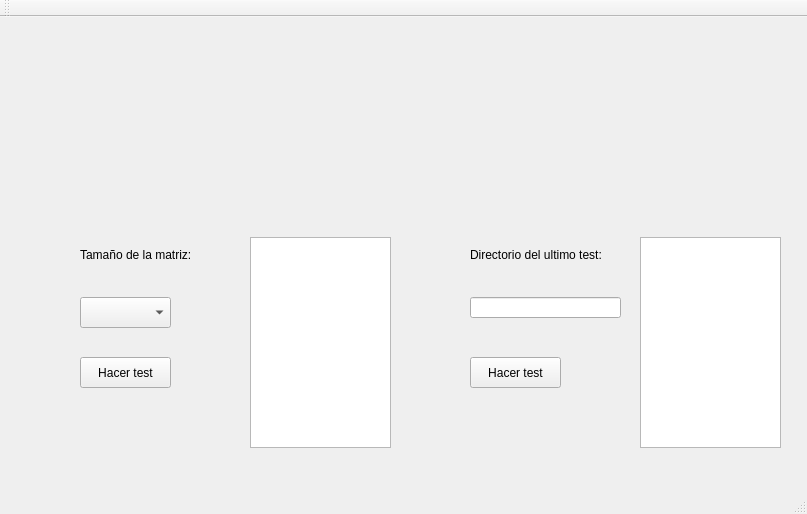
This is Practica-3/mainwindow.ui in manuel-fidalgo/Arquitectura-Computadores as Qt 5 draws it before an edit. The edited form follows.
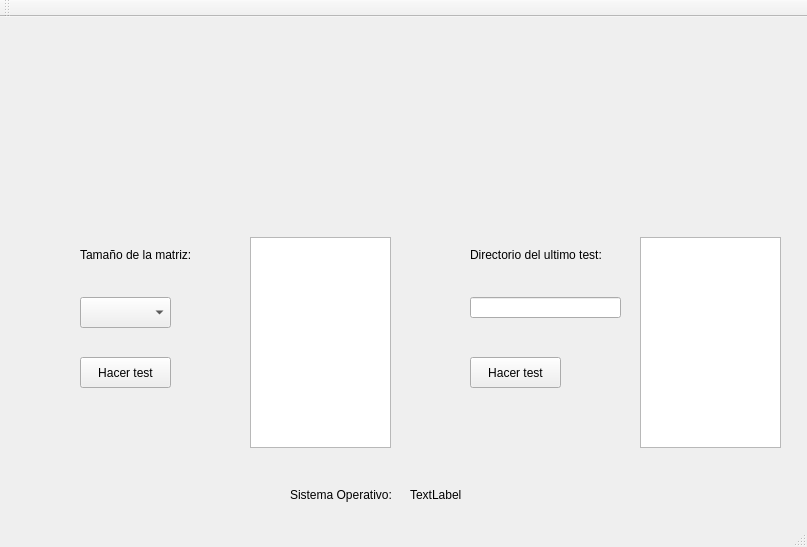
This is the edited form. Icons and pictures are not drawn.

Patch:
```diff
--- a/Practica-3/mainwindow.ui
+++ b/Practica-3/mainwindow.ui
@@ -7,7 +7,7 @@
     <x>0</x>
     <y>0</y>
     <width>807</width>
-    <height>514</height>
+    <height>547</height>
    </rect>
   </property>
   <property name="windowTitle">
@@ -150,6 +150,32 @@
      <string>Directorio del ultimo test:</string>
     </property>
    </widget>
+   <widget class="QLabel" name="label_5">
+    <property name="geometry">
+     <rect>
+      <x>290</x>
+      <y>470</y>
+      <width>111</width>
+      <height>16</height>
+     </rect>
+    </property>
+    <property name="text">
+     <string>Sistema Operativo:</string>
+    </property>
+   </widget>
+   <widget class="QLabel" name="SSOO">
+    <property name="geometry">
+     <rect>
+      <x>410</x>
+      <y>470</y>
+      <width>131</width>
+      <height>16</height>
+     </rect>
+    </property>
+    <property name="text">
+     <string>TextLabel</string>
+    </property>
+   </widget>
   </widget>
   <widget class="QMenuBar" name="menuBar">
    <property name="geometry">
```
